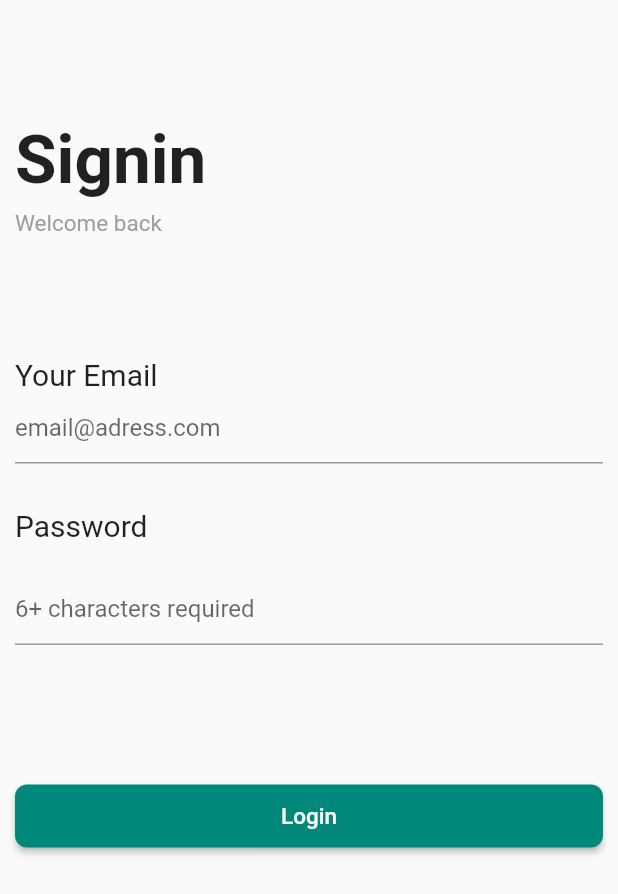
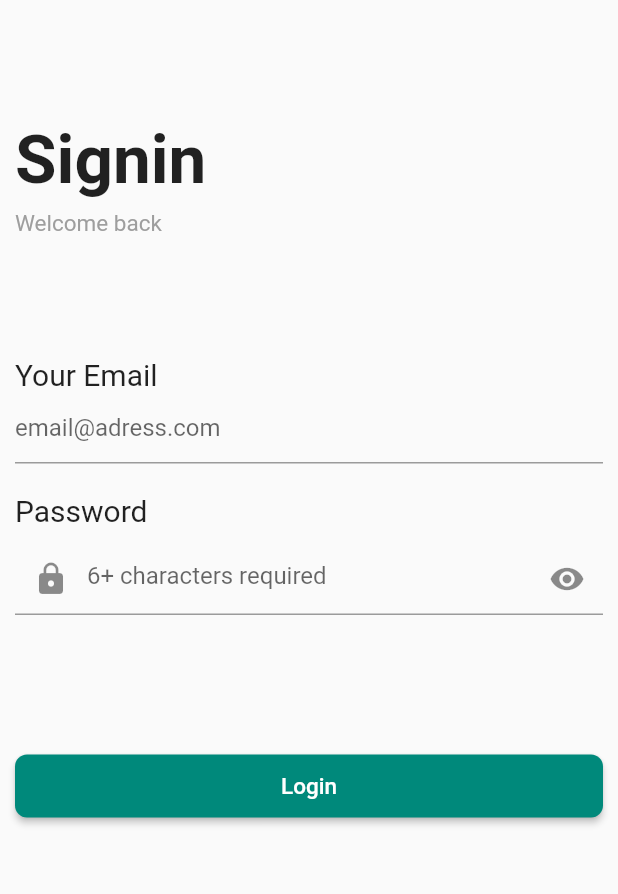
Before and after one commit to Hasnain077/sasta_bazar, a Flutter app: the screen it shows after launch, on a phone screen of 412 x 824 dp. Shown: the top 894 px of the screen. Run offline on Flutter 3.47's test engine with Material 2 defaults, Android fonts, the phone set to English and light mode, and no system bars.

Commit message:
added isObscure

```diff
--- a/lib/screens/login_screen.dart
+++ b/lib/screens/login_screen.dart
@@ -9,6 +9,8 @@ class LoginScreen extends StatefulWidget {
 }
 
 class _LoginScreenState extends State<LoginScreen> {
+  bool isObscure = true;
+
   @override
   Widget build(BuildContext context) {
     return Scaffold(
@@ -31,7 +33,6 @@ class _LoginScreenState extends State<LoginScreen> {
       child: SafeArea(
         child: SingleChildScrollView(
           child: Column(
-
             crossAxisAlignment: CrossAxisAlignment.start,
             children: [
               const SizedBox(
@@ -57,40 +58,60 @@ class _LoginScreenState extends State<LoginScreen> {
               const SizedBox(
                 height: 80,
               ),
-              const Text("Your Email",
+              const Text(
+                "Your Email",
                 style: TextStyle(
                   fontSize: 20,
-              ),),
+                ),
+              ),
               TextFormField(
                 decoration: const InputDecoration(
                   hintText: "email@adress.com",
-
                 ),
               ),
               const SizedBox(
-                height: 30,
+                height: 20,
               ),
-              const Text("Password",
+              const Text(
+                "Password",
                 style: TextStyle(
                   fontSize: 20,
-              ),),
+                ),
+              ),
               const SizedBox(
-                height: 20,
+                height: 10,
               ),
               TextFormField(
-                decoration: const InputDecoration(
-                  hintText: "6+ characters required"
+                obscureText: isObscure,
+                obscuringCharacter: "*",
+                decoration: InputDecoration(
+                  prefixIcon: const Icon(Icons.lock),
+                  hintText: "6+ characters required",
+                  suffixIcon: GestureDetector(
+                    onTap: () {
+                      isObscure = !isObscure;
+                      setState(() {});
+                    },
+                    child: Icon(isObscure ? Icons.visibility : Icons.visibility_off),
                   ),
                 ),
+              ),
+
+
               const SizedBox(
                 height: 90,
               ),
               Row(
                 children: [
-                  Expanded(child: ElevatedButton(onPressed: (){}, child: Text("Login",
+                  Expanded(
+                      child: ElevatedButton(
+                    onPressed: () {},
+                    child: Text(
+                      "Login",
                       style: TextStyle(
                         fontSize: 15,
-                  ),),
+                      ),
+                    ),
                     style: ElevatedButton.styleFrom(
                       shape: RoundedRectangleBorder(
                         borderRadius: BorderRadius.circular(8),
@@ -101,8 +122,6 @@ class _LoginScreenState extends State<LoginScreen> {
                   )),
                 ],
               ),
-
-
             ],
           ),
         ),
```
Lines whose indentation alone changed are shown as unchanged.
